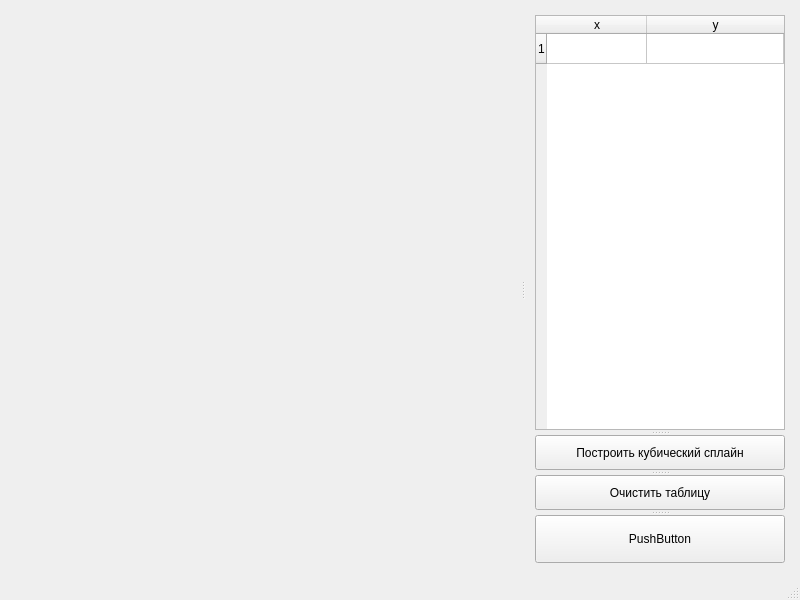
Before: the Qt Designer form mainwindow.ui in danclas/CubeSplain, drawn with Qt 5.
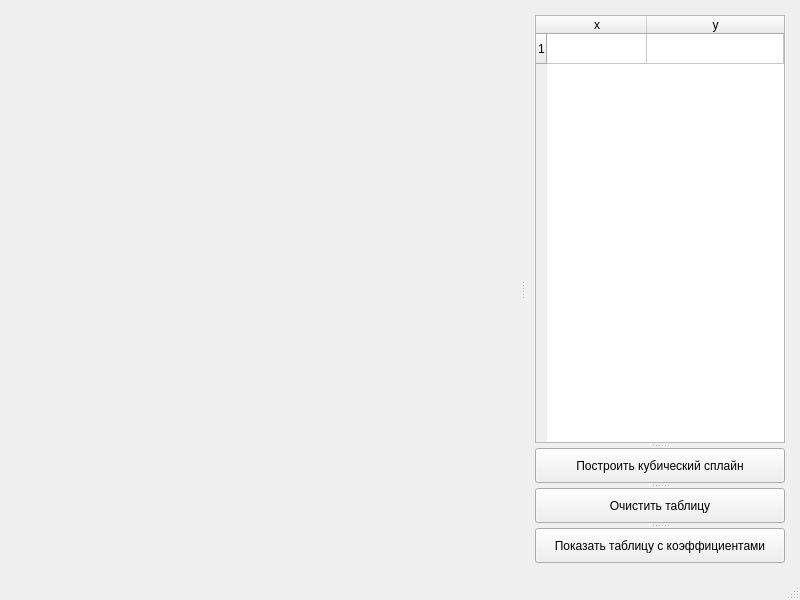
After: the same form once the commit is applied. Custom widgets are drawn as their Qt base class.

Commit message: Add viewSplainTable_clicked

```diff
--- a/mainwindow.ui
+++ b/mainwindow.ui
@@ -91,8 +91,14 @@
         </property>
        </widget>
        <widget class="QPushButton" name="viewSplainTable">
+        <property name="maximumSize">
+         <size>
+          <width>16777215</width>
+          <height>35</height>
+         </size>
+        </property>
         <property name="text">
-         <string>PushButton</string>
+         <string>Показать таблицу с коэффициентами</string>
         </property>
        </widget>
       </widget>
```
The commit also changes 2 other files.
